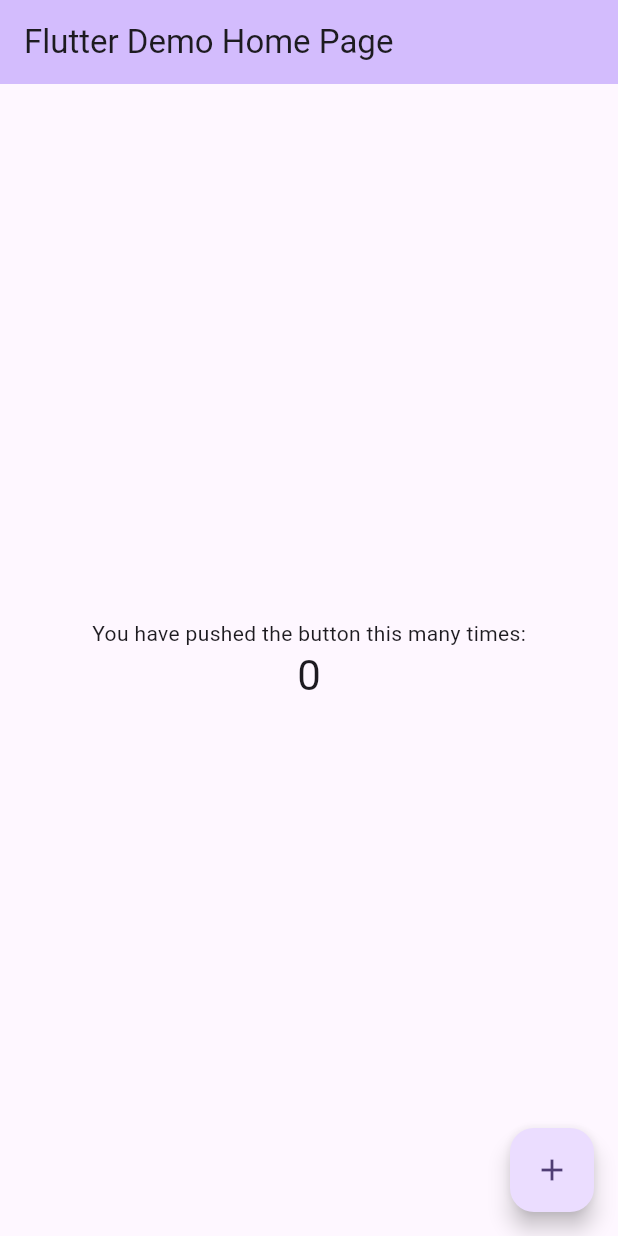
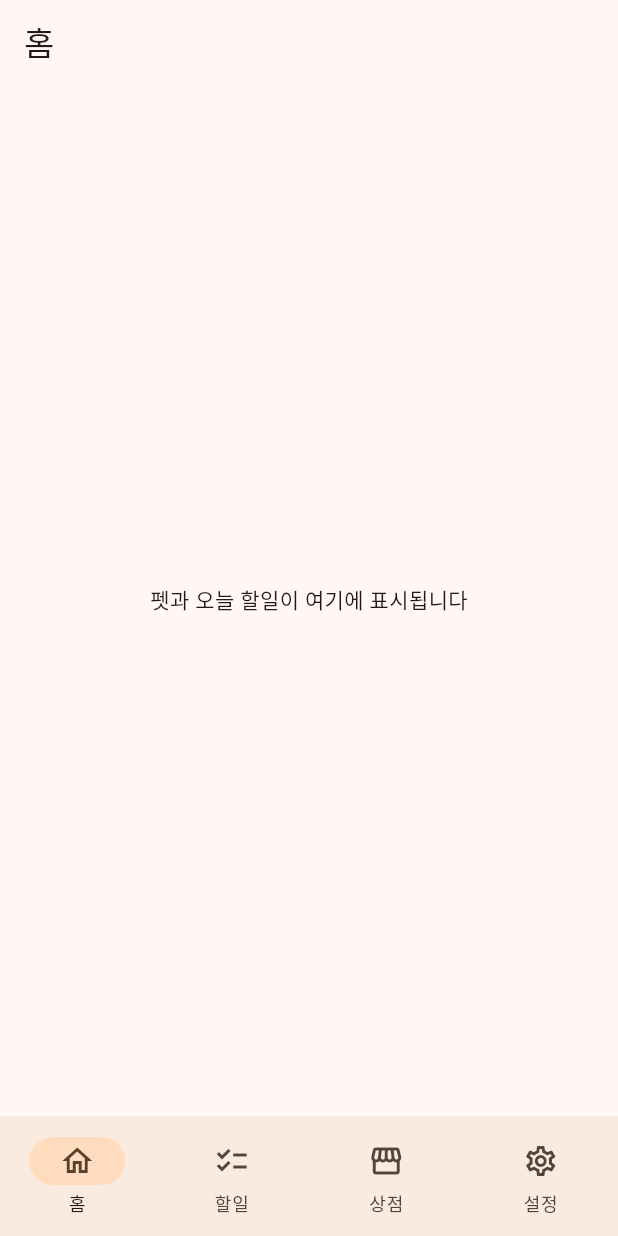
Before and after one commit to 0JustDoIT1/todo-pet, a Flutter app: the screen it shows after launch, on a phone screen of 412 x 824 dp. Run offline on Flutter 3.47's test engine with Material 3 defaults, Android fonts, the phone set to English and light mode, and no system bars; our stand-ins replace flutter_riverpod.

Commit message:
feat: add app shell with bottom tabs
ProviderScope, MaterialApp, 4 tabs (home/todo/shop/settings) with
placeholder screens. Replace template counter test with shell test.

Co-Authored-By: Claude Opus 5.5 <noreply@anthropic.com>

```diff
--- /dev/null
+++ b/lib/app.dart
@@ -0,0 +1,16 @@
+import 'package:flutter/material.dart';
+
+import 'core/ui/main_shell.dart';
+
+class TodoPetApp extends StatelessWidget {
+  const TodoPetApp({super.key});
+
+  @override
+  Widget build(BuildContext context) {
+    return MaterialApp(
+      title: '투두펫',
+      theme: ThemeData(colorSchemeSeed: Colors.orange),
+      home: const MainShell(),
+    );
+  }
+}
--- /dev/null
+++ b/lib/core/ui/main_shell.dart
@@ -0,0 +1,48 @@
+import 'package:flutter/material.dart';
+
+import '../../features/home/ui/home_screen.dart';
+import '../../features/settings/ui/settings_screen.dart';
+import '../../features/shop/ui/shop_screen.dart';
+import '../../features/todo/ui/todo_screen.dart';
+
+/// 하단 탭(홈·할일·상점·설정) 화면. PRD 7장.
+class MainShell extends StatefulWidget {
+  const MainShell({super.key});
+
+  @override
+  State<MainShell> createState() => _MainShellState();
+}
+
+class _MainShellState extends State<MainShell> {
+  int _index = 0;
+
+  static const _screens = [
+    HomeScreen(),
+    TodoScreen(),
+    ShopScreen(),
+    SettingsScreen(),
+  ];
+
+  @override
+  Widget build(BuildContext context) {
+    return Scaffold(
+      body: IndexedStack(index: _index, children: _screens),
+      bottomNavigationBar: NavigationBar(
+        selectedIndex: _index,
+        onDestinationSelected: (i) => setState(() => _index = i),
+        destinations: const [
+          NavigationDestination(icon: Icon(Icons.home_outlined), label: '홈'),
+          NavigationDestination(icon: Icon(Icons.checklist), label: '할일'),
+          NavigationDestination(
+            icon: Icon(Icons.storefront_outlined),
+            label: '상점',
+          ),
+          NavigationDestination(
+            icon: Icon(Icons.settings_outlined),
+            label: '설정',
+          ),
+        ],
+      ),
+    );
+  }
+}
--- /dev/null
+++ b/lib/features/home/ui/home_screen.dart
@@ -0,0 +1,14 @@
+import 'package:flutter/material.dart';
+
+/// 활성 펫과 오늘 할일 미리보기 (PRD 7장). 지금은 빈 화면.
+class HomeScreen extends StatelessWidget {
+  const HomeScreen({super.key});
+
+  @override
+  Widget build(BuildContext context) {
+    return Scaffold(
+      appBar: AppBar(title: const Text('홈')),
+      body: const Center(child: Text('펫과 오늘 할일이 여기에 표시됩니다')),
+    );
+  }
+}
--- /dev/null
+++ b/lib/features/settings/ui/settings_screen.dart
@@ -0,0 +1,14 @@
+import 'package:flutter/material.dart';
+
+/// 활성 펫 교체·이름 변경, 라이선스·에셋 출처 (PRD 7장). 지금은 빈 화면.
+class SettingsScreen extends StatelessWidget {
+  const SettingsScreen({super.key});
+
+  @override
+  Widget build(BuildContext context) {
+    return Scaffold(
+      appBar: AppBar(title: const Text('설정')),
+      body: const Center(child: Text('설정 항목이 여기에 표시됩니다')),
+    );
+  }
+}
--- /dev/null
+++ b/lib/features/shop/ui/shop_screen.dart
@@ -0,0 +1,14 @@
+import 'package:flutter/material.dart';
+
+/// 먹이 구매·시작 종 입양 (PRD 7장). 지금은 빈 화면.
+class ShopScreen extends StatelessWidget {
+  const ShopScreen({super.key});
+
+  @override
+  Widget build(BuildContext context) {
+    return Scaffold(
+      appBar: AppBar(title: const Text('상점')),
+      body: const Center(child: Text('먹이와 입양이 여기에 표시됩니다')),
+    );
+  }
+}
--- /dev/null
+++ b/lib/features/todo/ui/todo_screen.dart
@@ -0,0 +1,14 @@
+import 'package:flutter/material.dart';
+
+/// 오늘·캘린더·완료 보기 (PRD F2). 지금은 빈 화면.
+class TodoScreen extends StatelessWidget {
+  const TodoScreen({super.key});
+
+  @override
+  Widget build(BuildContext context) {
+    return Scaffold(
+      appBar: AppBar(title: const Text('할일')),
+      body: const Center(child: Text('할일 목록이 여기에 표시됩니다')),
+    );
+  }
+}
--- a/lib/main.dart
+++ b/lib/main.dart
@@ -1,122 +1,8 @@
 import 'package:flutter/material.dart';
+import 'package:flutter_riverpod/flutter_riverpod.dart';
+
+import 'app.dart';
 
 void main() {
-  runApp(const MyApp());
+  runApp(const ProviderScope(child: TodoPetApp()));
 }
-
-class MyApp extends StatelessWidget {
-  const MyApp({super.key});
-
-  // This widget is the root of your application.
-  @override
-  Widget build(BuildContext context) {
-    return MaterialApp(
-      title: 'Flutter Demo',
-      theme: ThemeData(
-        // This is the theme of your application.
-        //
-        // TRY THIS: Try running your application with "flutter run". You'll see
-        // the application has a purple toolbar. Then, without quitting the app,
-        // try changing the seedColor in the colorScheme below to Colors.green
-        // and then invoke "hot reload" (save your changes or press the "hot
-        // reload" button in a Flutter-supported IDE, or press "r" if you used
-        // the command line to start the app).
-        //
-        // Notice that the counter didn't reset back to zero; the application
-        // state is not lost during the reload. To reset the state, use hot
-        // restart instead.
-        //
-        // This works for code too, not just values: Most code changes can be
-        // tested with just a hot reload.
-        colorScheme: .fromSeed(seedColor: Colors.deepPurple),
-      ),
-      home: const MyHomePage(title: 'Flutter Demo Home Page'),
-    );
-  }
-}
-
-class MyHomePage extends StatefulWidget {
-  const MyHomePage({super.key, required this.title});
-
-  // This widget is the home page of your application. It is stateful, meaning
-  // that it has a State object (defined below) that contains fields that affect
-  // how it looks.
-
-  // This class is the configuration for the state. It holds the values (in this
-  // case the title) provided by the parent (in this case the App widget) and
-  // used by the build method of the State. Fields in a Widget subclass are
-  // always marked "final".
-
-  final String title;
-
-  @override
-  State<MyHomePage> createState() => _MyHomePageState();
-}
-
-class _MyHomePageState extends State<MyHomePage> {
-  int _counter = 0;
-
-  void _incrementCounter() {
-    setState(() {
-      // This call to setState tells the Flutter framework that something has
-      // changed in this State, which causes it to rerun the build method below
-      // so that the display can reflect the updated values. If we changed
-      // _counter without calling setState(), then the build method would not be
-      // called again, and so nothing would appear to happen.
-      _counter++;
-    });
-  }
-
-  @override
-  Widget build(BuildContext context) {
-    // This method is rerun every time setState is called, for instance as done
-    // by the _incrementCounter method above.
-    //
-    // The Flutter framework has been optimized to make rerunning build methods
-    // fast, so that you can just rebuild anything that needs updating rather
-    // than having to individually change instances of widgets.
-    return Scaffold(
-      appBar: AppBar(
-        // TRY THIS: Try changing the color here to a specific color (to
-        // Colors.amber, perhaps?) and trigger a hot reload to see the AppBar
-        // change color while the other colors stay the same.
-        backgroundColor: Theme.of(context).colorScheme.inversePrimary,
-        // Here we take the value from the MyHomePage object that was created by
-        // the App.build method, and use it to set our appbar title.
-        title: Text(widget.title),
-      ),
-      body: Center(
-        // Center is a layout widget. It takes a single child and positions it
-        // in the middle of the parent.
-        child: Column(
-          // Column is also a layout widget. It takes a list of children and
-          // arranges them vertically. By default, it sizes itself to fit its
-          // children horizontally, and tries to be as tall as its parent.
-          //
-          // Column has various properties to control how it sizes itself and
-          // how it positions its children. Here we use mainAxisAlignment to
-          // center the children vertically; the main axis here is the vertical
-          // axis because Columns are vertical (the cross axis would be
-          // horizontal).
-          //
-          // TRY THIS: Invoke "debug painting" (choose the "Toggle Debug Paint"
-          // action in the IDE, or press "p" in the console), to see the
-          // wireframe for each widget.
-          mainAxisAlignment: .center,
-          children: [
-            const Text('You have pushed the button this many times:'),
-            Text(
-              '$_counter',
-              style: Theme.of(context).textTheme.headlineMedium,
-            ),
-          ],
-        ),
-      ),
-      floatingActionButton: FloatingActionButton(
-        onPressed: _incrementCounter,
-        tooltip: 'Increment',
-        child: const Icon(Icons.add),
-      ),
-    );
-  }
-}
```
Also changed, not shown: 2 other files.
